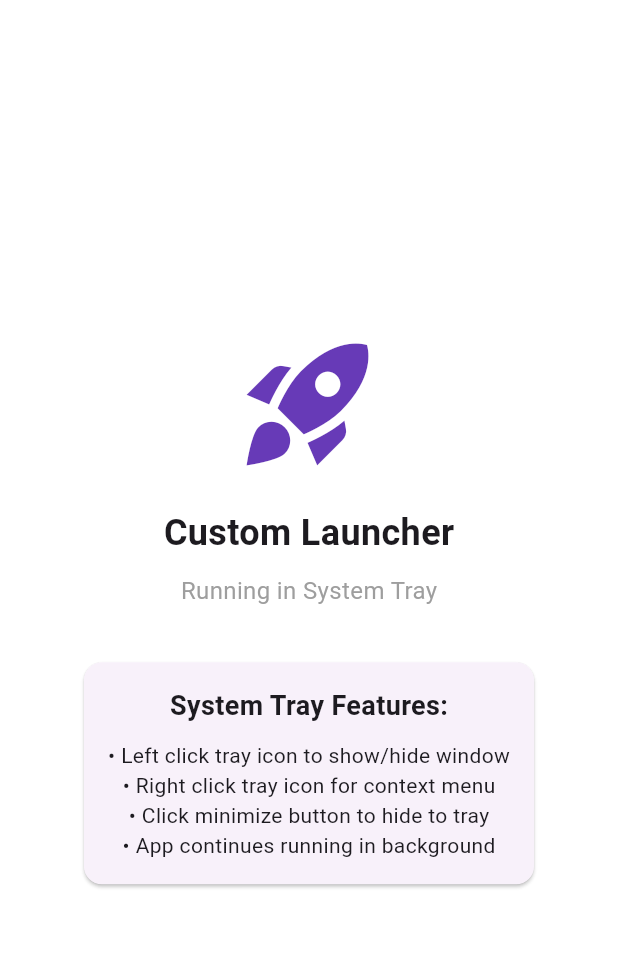
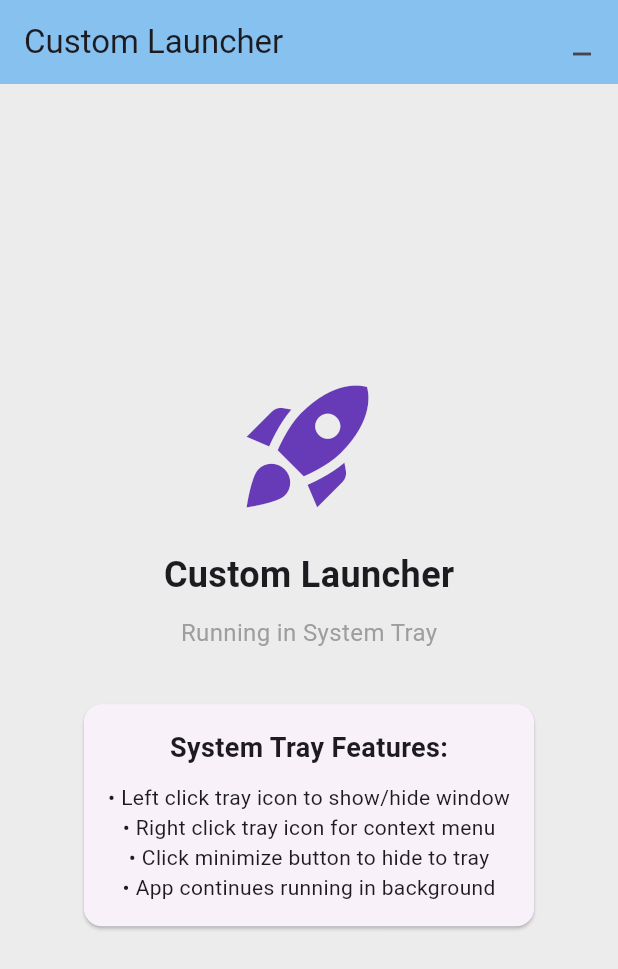
Before and after one commit to NewChoBo/custom_launcher, a Flutter app: the screen it shows after launch, on a phone screen of 412 x 824 dp. Shown: the top 969 px of the screen. Run offline on Flutter 3.47's test engine with Material 3 defaults, Android fonts, the phone set to English and light mode, and no system bars; missing offline and left inert: screen_retriever, system_tray, window_manager; statements that could not run were skipped.

Commit message:
feat: 앱바/배경 색상 설정 기능 추가

```diff
--- a/assets/config/app_settings.json
+++ b/assets/config/app_settings.json
@@ -1,10 +1,12 @@
 {
-  "backgroundOpacity": 0.9,
-  "appBarOpacity": 0.4,
+  "showAppBar": true,
+  "appBarColor": "#2196F3",
+  "appBarOpacity": 0.5,
+  "backgroundColor": "#424242",
+  "backgroundOpacity": 0.1,
   "windowWidth": "80%",
   "windowHeight": "40%",
   "skipTaskbar": true,
-  "showAppBar": false,
   "windowLevel": "alwaysBelow",
   "horizontalPosition": "center",
   "verticalPosition": "bottom",
--- a/lib/main.dart
+++ b/lib/main.dart
@@ -7,7 +7,7 @@ Future<void> main() async {
   WidgetsFlutterBinding.ensureInitialized();
 
   // Initialize settings service
-  final settingsService = SettingsService();
+  final SettingsService settingsService = SettingsService();
   await settingsService.initialize();
 
   // Initialize window with settings
--- a/lib/models/app_settings.dart
+++ b/lib/models/app_settings.dart
@@ -46,18 +46,22 @@ class AppSettings {
   final HorizontalPosition horizontalPosition;
   final VerticalPosition verticalPosition;
   final int monitorIndex; // 1, 2, 3, 4... or 0 for auto
+  final String appBarColor;
+  final String backgroundColor;
 
   const AppSettings({
     this.backgroundOpacity = 1.0,
     this.appBarOpacity = 1.0,
-    this.windowWidth = "800",
-    this.windowHeight = "600",
+    this.windowWidth = '800',
+    this.windowHeight = '600',
     this.skipTaskbar = true,
     this.showAppBar = true,
     this.windowLevel = WindowLevel.normal,
     this.horizontalPosition = HorizontalPosition.center,
     this.verticalPosition = VerticalPosition.center,
-    this.monitorIndex = 1, // Default to first monitor
+    this.monitorIndex = 1,
+    this.backgroundColor = '#00000000',
+    this.appBarColor = '', // Default to empty (use theme color)
   });
   factory AppSettings.fromMap(Map<String, dynamic> map) {
     // Parse window level from string
@@ -137,17 +141,17 @@ class AppSettings {
 
       if (value is String) {
         // Already a string, validate format
-        final trimmed = value.trim();
+        final String trimmed = value.trim();
         if (trimmed.endsWith('%')) {
           // Percentage format: "80%"
-          final percentStr = trimmed.substring(0, trimmed.length - 1);
-          final percent = double.tryParse(percentStr);
+          final String percentStr = trimmed.substring(0, trimmed.length - 1);
+          final double? percent = double.tryParse(percentStr);
           if (percent != null && percent > 0 && percent <= 100) {
             return trimmed;
           }
         } else {
           // Absolute value as string: "800"
-          final absoluteValue = double.tryParse(trimmed);
+          final double? absoluteValue = double.tryParse(trimmed);
           if (absoluteValue != null && absoluteValue > 0) {
             return trimmed;
           }
@@ -159,15 +163,44 @@ class AppSettings {
         // Convert number to string
         return value.toDouble().toString();
       }
+      return defaultValue;
+    } // Parse background color from string (hex format)
 
-      return defaultValue;
+    String parseBackgroundColor(dynamic value) {
+      if (value == null) return '#00000000'; // Default transparent
+
+      if (value is String) {
+        final String trimmed = value.trim();
+        // Validate hex color format
+        if (RegExp(r'^#[0-9A-Fa-f]{6}$|^#[0-9A-Fa-f]{8}$').hasMatch(trimmed)) {
+          return trimmed;
+        }
+      }
+
+      return '#00000000'; // Fallback to transparent
+    }
+
+    // Parse AppBar color from string (hex format)
+    String parseAppBarColor(dynamic value) {
+      if (value == null) return ''; // Default to empty (use theme color)
+
+      if (value is String) {
+        final String trimmed = value.trim();
+        if (trimmed.isEmpty) return ''; // Empty means use theme color
+        // Validate hex color format
+        if (RegExp(r'^#[0-9A-Fa-f]{6}$|^#[0-9A-Fa-f]{8}$').hasMatch(trimmed)) {
+          return trimmed;
+        }
+      }
+
+      return ''; // Fallback to theme color
     }
 
     return AppSettings(
       backgroundOpacity: (map['backgroundOpacity'] as num?)?.toDouble() ?? 1.0,
       appBarOpacity: (map['appBarOpacity'] as num?)?.toDouble() ?? 1.0,
-      windowWidth: parseWindowSize(map['windowWidth'], "800"),
-      windowHeight: parseWindowSize(map['windowHeight'], "600"),
+      windowWidth: parseWindowSize(map['windowWidth'], '800'),
+      windowHeight: parseWindowSize(map['windowHeight'], '600'),
       skipTaskbar: map['skipTaskbar'] as bool? ?? true,
       showAppBar: map['showAppBar'] as bool? ?? false,
       windowLevel: parseWindowLevel(map['windowLevel'] as String?),
@@ -180,6 +213,8 @@ class AppSettings {
       monitorIndex: parseMonitorIndex(
         map['monitorIndex'] ?? map['monitorTarget'],
       ),
+      backgroundColor: parseBackgroundColor(map['backgroundColor']),
+      appBarColor: parseAppBarColor(map['appBarColor']),
     );
   }
   Map<String, dynamic> toMap() {
@@ -219,7 +254,7 @@ class AppSettings {
       }
     }
 
-    return {
+    return <String, dynamic>{
       'backgroundOpacity': backgroundOpacity,
       'appBarOpacity': appBarOpacity,
       'windowWidth': windowWidth,
@@ -230,11 +265,13 @@ class AppSettings {
       'horizontalPosition': horizontalPositionToString(horizontalPosition),
       'verticalPosition': verticalPositionToString(verticalPosition),
       'monitorIndex': monitorIndex,
+      'backgroundColor': backgroundColor,
+      'appBarColor': appBarColor,
     };
   }
 
   @override
   String toString() {
-    return 'AppSettings(backgroundOpacity: $backgroundOpacity, appBarOpacity: $appBarOpacity, size: ${windowWidth}x$windowHeight, skipTaskbar: $skipTaskbar, showAppBar: $showAppBar, windowLevel: $windowLevel, position: $horizontalPosition-$verticalPosition, monitorIndex: $monitorIndex)';
+    return 'AppSettings(backgroundOpacity: $backgroundOpacity, appBarOpacity: $appBarOpacity, size: ${windowWidth}x$windowHeight, skipTaskbar: $skipTaskbar, showAppBar: $showAppBar, windowLevel: $windowLevel, position: $horizontalPosition-$verticalPosition, monitorIndex: $monitorIndex, backgroundColor: $backgroundColor, appBarColor: $appBarColor)';
   }
 }
--- a/lib/pages/home_page.dart
+++ b/lib/pages/home_page.dart
@@ -20,52 +20,99 @@ class HomePage extends StatefulWidget {
 }
 
 class _HomePageState extends State<HomePage> {
+  /// Parse hex color string with opacity
+  /// Returns null for invalid colors (will use defaults)
+  Color? _parseColor(String hexString, double opacity) {
+    try {
+      if (hexString.isEmpty) return null;
+
+      String hex = hexString.replaceFirst('#', '');
+      if (!RegExp(r'^[0-9A-Fa-f]{6}$|^[0-9A-Fa-f]{8}$').hasMatch(hex)) {
+        debugPrint('Invalid hex format: $hexString');
+        return null;
+      }
+
+      // Handle RGB and RGBA formats
+      if (hex.length == 6) {
+        hex = 'FF$hex'; // Add full alpha for RGB
+      }
+
+      final Color baseColor = Color(int.parse(hex, radix: 16));
+
+      // Apply the opacity setting directly (ignore hex alpha)
+      final Color finalColor = baseColor.withValues(alpha: opacity);
+
+      debugPrint(
+        'Parsing $hexString -> Base: ${baseColor.toString()}, Final: ${finalColor.toString()} (opacity: $opacity)',
+      );
+
+      return finalColor;
+    } catch (e) {
+      debugPrint('Error parsing color "$hexString": $e');
+      return null;
+    }
+  }
+
   @override
   Widget build(BuildContext context) {
+    final Color backgroundColor =
+        _parseColor(
+          widget.settings.backgroundColor,
+          widget.settings.backgroundOpacity,
+        ) ??
+        Colors.transparent;
+
+    final Color? appBarColor = _parseColor(
+      widget.settings.appBarColor,
+      widget.settings.appBarOpacity,
+    );
+
+    debugPrint(
+      'Background: ${widget.settings.backgroundColor} -> $backgroundColor',
+    );
+    debugPrint('AppBar: ${widget.settings.appBarColor} -> $appBarColor');
+
     return Scaffold(
       appBar: widget.settings.showAppBar
           ? AppBar(
-              backgroundColor: Theme.of(context).colorScheme.inversePrimary
-                  .withValues(alpha: widget.settings.appBarOpacity),
+              backgroundColor:
+                  appBarColor ??
+                  Theme.of(context).colorScheme.inversePrimary.withValues(
+                    alpha: widget.settings.appBarOpacity,
+                  ),
               title: Text(widget.title),
-              actions: [
+              actions: <Widget>[
                 IconButton(
                   icon: const Icon(Icons.minimize),
-                  onPressed: () async {
-                    await widget.onHideToTray();
-                  },
+                  onPressed: widget.onHideToTray,
                   tooltip: 'Hide to System Tray',
                 ),
               ],
             )
           : null,
-      backgroundColor: Colors.transparent,
-      body: Center(
+      backgroundColor: backgroundColor,
+      body: const Center(
         child: Column(
           mainAxisAlignment: MainAxisAlignment.center,
           children: <Widget>[
-            const Icon(
-              Icons.rocket_launch,
-              size: 100,
-              color: Colors.deepPurple,
-            ),
-            const SizedBox(height: 20),
-            const Text(
+            Icon(Icons.rocket_launch, size: 100, color: Colors.deepPurple),
+            SizedBox(height: 20),
+            Text(
               'Custom Launcher',
               style: TextStyle(fontSize: 24, fontWeight: FontWeight.bold),
             ),
-            const SizedBox(height: 10),
-            const Text(
+            SizedBox(height: 10),
+            Text(
               'Running in System Tray',
               style: TextStyle(fontSize: 16, color: Colors.grey),
             ),
-            const SizedBox(height: 20),
-            const Card(
+            SizedBox(height: 20),
+            Card(
               margin: EdgeInsets.all(16),
               child: Padding(
                 padding: EdgeInsets.all(16),
                 child: Column(
-                  children: [
+                  children: <Widget>[
                     Text(
                       'System Tray Features:',
                       style: TextStyle(
```
